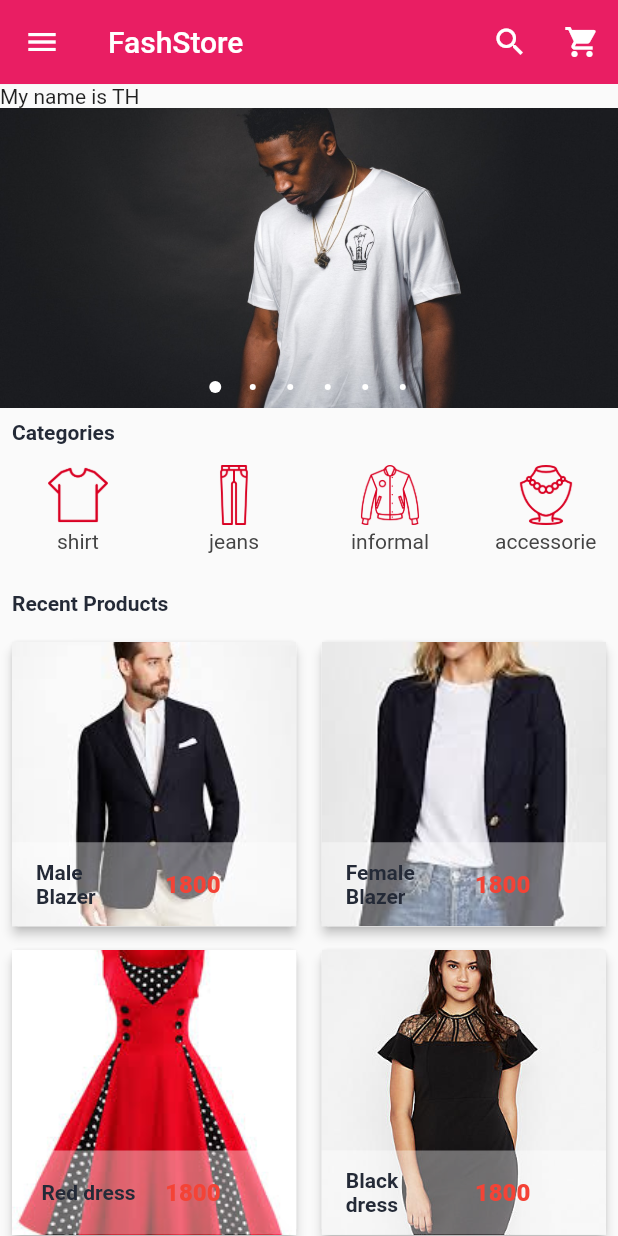
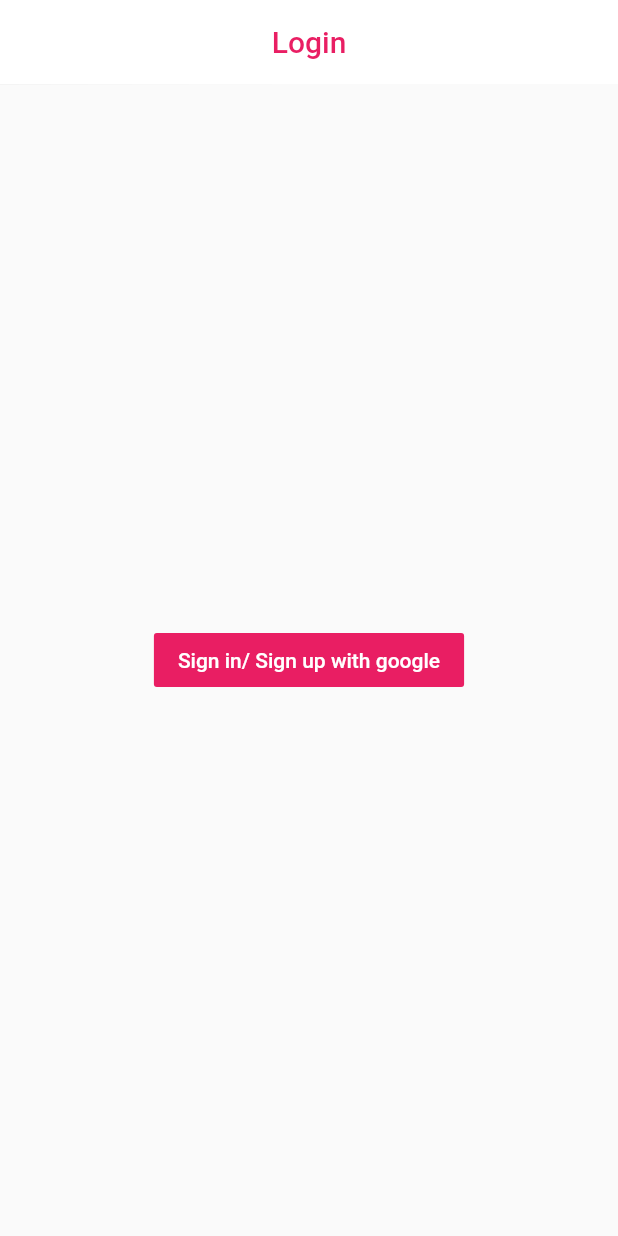
Before and after one commit to Samson-dirisu/FashStore, a Flutter app: the screen it shows after launch, on a phone screen of 412 x 824 dp. Run offline on Flutter 3.47's test engine with Material 2 defaults, Android fonts, the phone set to English and light mode, and no system bars; drawn by our look-alikes of carousel_pro; our stand-ins replace cloud_firestore, firebase_auth, firebase_core, fluttertoast, google_sign_in, shared_preferences; accounts and stored records are empty.

Commit message:
implemented google sign in and sign up

```diff
--- a/lib/main.dart
+++ b/lib/main.dart
@@ -1,7 +1,10 @@
-import 'package:FashStore/screens/home_page.dart';
+import 'package:FashStore/screens/login.dart';
+import 'package:firebase_core/firebase_core.dart';
 import 'package:flutter/material.dart';
 
-void main() {
+void main() async {
+  WidgetsFlutterBinding.ensureInitialized();
+  await Firebase.initializeApp();
   runApp(MyApp());
 }
 
@@ -10,10 +13,8 @@ class MyApp extends StatelessWidget {
   @override
   Widget build(BuildContext context) {
     return MaterialApp(
-      title: 'Flutter Demo',
-      debugShowCheckedModeBanner: false,
-
-      home: HomePage()
-    );
+        title: 'Flutter Demo',
+        debugShowCheckedModeBanner: false,
+        home: Login());
   }
 }
--- a/lib/screens/home_page.dart
+++ b/lib/screens/home_page.dart
@@ -177,7 +177,6 @@ class _HomePageState extends State<HomePage> {
       body: Column(
         crossAxisAlignment: CrossAxisAlignment.start,
         children: [
-          Text("My name is TH"),
           // IMAGE CAROUSEL BEGINS HERE
           imageCarousel,
 
--- /dev/null
+++ b/lib/screens/login.dart
@@ -0,0 +1,206 @@
+import 'package:FashStore/screens/home_page.dart';
+import 'package:flutter/material.dart';
+import 'package:shared_preferences/shared_preferences.dart';
+import 'package:fluttertoast/fluttertoast.dart';
+import 'package:firebase_auth/firebase_auth.dart';
+import 'package:google_sign_in/google_sign_in.dart';
+import 'package:cloud_firestore/cloud_firestore.dart';
+
+class Login extends StatefulWidget {
+  @override
+  _LoginState createState() => _LoginState();
+}
+
+class _LoginState extends State<Login> {
+  final GoogleSignIn googleSignIn = GoogleSignIn();
+  final FirebaseAuth firebaseAuth = FirebaseAuth.instance;
+  SharedPreferences preferences;
+  bool loading = false;
+  bool isLogedIn = false;
+
+  @override
+  void initState() {
+    super.initState();
+    isSignedIn();
+  }
+
+  void isSignedIn() async {
+    // CHANGE LOADING STATE TO TRUE
+    setState(() {
+      loading = true;
+    });
+
+    preferences = await SharedPreferences.getInstance();
+    isLogedIn = await googleSignIn.isSignedIn();
+
+    // CHECK WETHER USER IS LOGED IN
+    if (isLogedIn) {
+      Navigator.pushReplacement(context, MaterialPageRoute(builder: (context) {
+        return HomePage();
+      }));
+    }
+
+    // CHANGE LOADING STATE BACK TO FALSE
+    setState(() {
+      loading = false;
+    });
+  }
+
+  void handlingSignIn() async {
+    preferences = await SharedPreferences.getInstance();
+
+    // SET LOADING STATE TO TRUE
+    setState(() {
+      loading = true;
+    });
+
+    // SIGN IN USER THROUGH GOOGLE
+    final GoogleSignInAccount googleUser = await googleSignIn.signIn();
+    final GoogleSignInAuthentication googleSignInAuthentication =
+        await googleUser.authentication;
+
+    // AUTHENTICATE USER WITH TOKENS
+    AuthCredential credential = GoogleAuthProvider.credential(
+        accessToken: googleSignInAuthentication.accessToken,
+        idToken: googleSignInAuthentication.idToken);
+
+    // USER CREDENTIAL FROM GOOGLE
+    UserCredential userCredential =
+        await firebaseAuth.signInWithCredential(credential);
+
+    // GET USER
+    User user = userCredential.user;
+
+    if (credential != null) {
+      final QuerySnapshot result = await FirebaseFirestore.instance
+          .collection("users")
+          .where("id", isEqualTo: user.uid)
+          .get();
+      List<QueryDocumentSnapshot> documents = result.docs;
+
+      // CHECK IF DOCUMENTS IS EMPTY
+      if (documents.length == 0) {
+        await FirebaseFirestore.instance.collection("users").doc(user.uid).set({
+          "id": user.uid,
+          "username": user.displayName,
+          "profilePicture": user.photoURL
+        });
+
+        // SAVE INFO TO LOCAL STORAGE
+        preferences.setString("id", user.uid);
+        preferences.setString("username", user.displayName);
+        preferences.setString("profilePicture", user.photoURL);
+      } else {
+        preferences.setString("id", documents[0]["id"]);
+        preferences.setString("username", documents[0]["username"]);
+        preferences.setString("profilePicture", documents[0]["profilePicture"]);
+      }
+    } else {}
+
+    // SET LOADING STATE TO FALSE
+    setState(() {
+      loading = false;
+    });
+
+    // FLUTTER TOAST MESSAGE
+    Fluttertoast.showToast(msg: "Login Successful");
+  }
+
+  @override
+  Widget build(BuildContext context) {
+    return Scaffold(
+        appBar: AppBar(
+          backgroundColor: Colors.white,
+          centerTitle: true,
+          title: Text(
+            'Login',
+            style: TextStyle(color: Colors.pink),
+          ),
+          elevation: 0.1,
+        ),
+
+        // BODY
+        body: Stack(
+          children: [
+            Center(
+              child: FlatButton(
+                onPressed: () {
+                  handlingSignIn();
+                },
+                color: Colors.pink,
+                child: Text(
+                  "Sign in/ Sign up with google",
+                  style: TextStyle(color: Colors.white),
+                ),
+              ),
+            ),
+
+            // VISIBILITY WIDGET
+            Visibility(
+              visible: loading ?? true,
+              child: Container(
+                alignment: Alignment.center,
+                color: Colors.white.withOpacity(0.7),
+                child: CircularProgressIndicator(
+                  valueColor: AlwaysStoppedAnimation<Color>(Colors.red),
+                ),
+              ),
+            ),
+          ],
+        ));
+  }
+}
+
+// Future handleSignIn() async {
+//     preferences = await SharedPreferences.getInstance();
+
+//     setState(() {
+//       loading = true;
+//     });
+
+//     GoogleSignInAccount googleUser = await googleSignIn.signIn();
+//     GoogleSignInAuthentication googleSignInAuthentication =
+//         await googleUser.authentication;
+//     final AuthCredential credential = GoogleAuthProvider.credential(
+//         accessToken: googleSignInAuthentication.accessToken,
+//         idToken: googleSignInAuthentication.idToken);
+
+//     UserCredential userCredential =
+//         await firebaseAuth.signInWithCredential(credential);
+//     final User firebaseUser = userCredential.user;
+
+//     if (credential != null) {
+//       // CHECK IF FIREBASEUSER HAS SIGNED UP
+//       final QuerySnapshot result = await FirebaseFirestore.instance
+//           .collection("users")
+//           .where("id", isEqualTo: firebaseUser.uid)
+//           .get();
+//       final List<DocumentSnapshot> documents = result.docs;
+
+//       // IF FIREBASE USER IS NOT INCLUDED WE SIGN IT UP
+//       if (documents.length == 0) {
+//         // INSERT THE USER TO OUR COLLECTION
+//         FirebaseFirestore.instance
+//             .collection("users")
+//             .doc(firebaseUser.uid)
+//             .set({
+//           "id": firebaseUser.uid,
+//           "username": firebaseUser.displayName,
+//           "profilePicture": firebaseUser.photoURL
+//         });
+
+//         await preferences.setString("id", firebaseUser.uid);
+//         await preferences.setString("username", firebaseUser.displayName);
+//         await preferences.setString("photoUrl", firebaseUser.photoURL);
+//       } else {
+//         await preferences.setString("id", documents[0]["id"]);
+//         await preferences.setString("username", documents[0]["username"]);
+//         await preferences.setString("photoUrl", documents[0]["photoUrl"]);
+//       }
+
+//       Fluttertoast.showToast(msg: "Login was successful");
+//       setState(() {
+//         loading = false;
+//       });
+//     } else {}
+//   }
--- a/pubspec.yaml
+++ b/pubspec.yaml
@@ -29,6 +29,12 @@ dependencies:
   # Use with the CupertinoIcons class for iOS style icons.
   cupertino_icons: ^1.0.0
   carousel_pro: ^1.0.0
+  firebase_auth: ^0.18.4+1
+  cloud_firestore: ^0.14.4
+  google_sign_in: ^4.5.6
+  shared_preferences: ^0.5.12+4
+  fluttertoast: ^7.1.6
+  firebase_core: ^0.5.3
 
 dev_dependencies:
   flutter_test:
```
Also changed, not shown: pubspec.lock.
